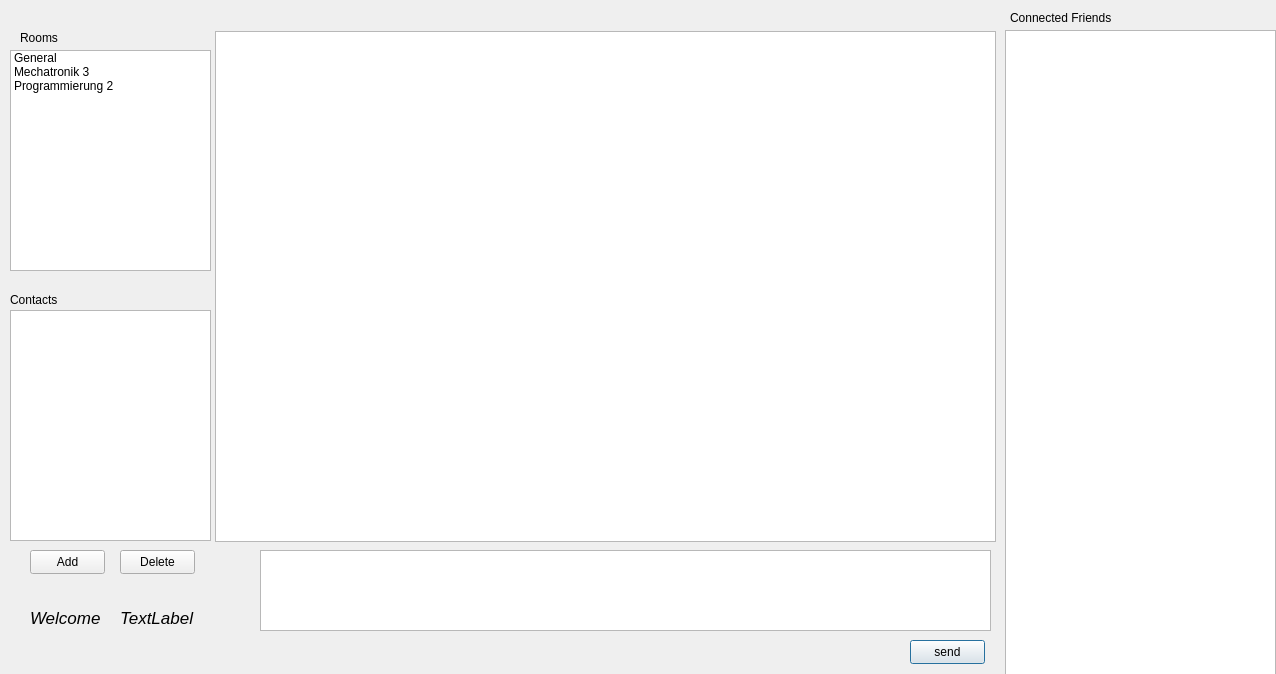
This is HTW-Connect/chat.ui in Zorghost/HTW-Connect as Qt 5 draws it before an edit. The edited form follows.
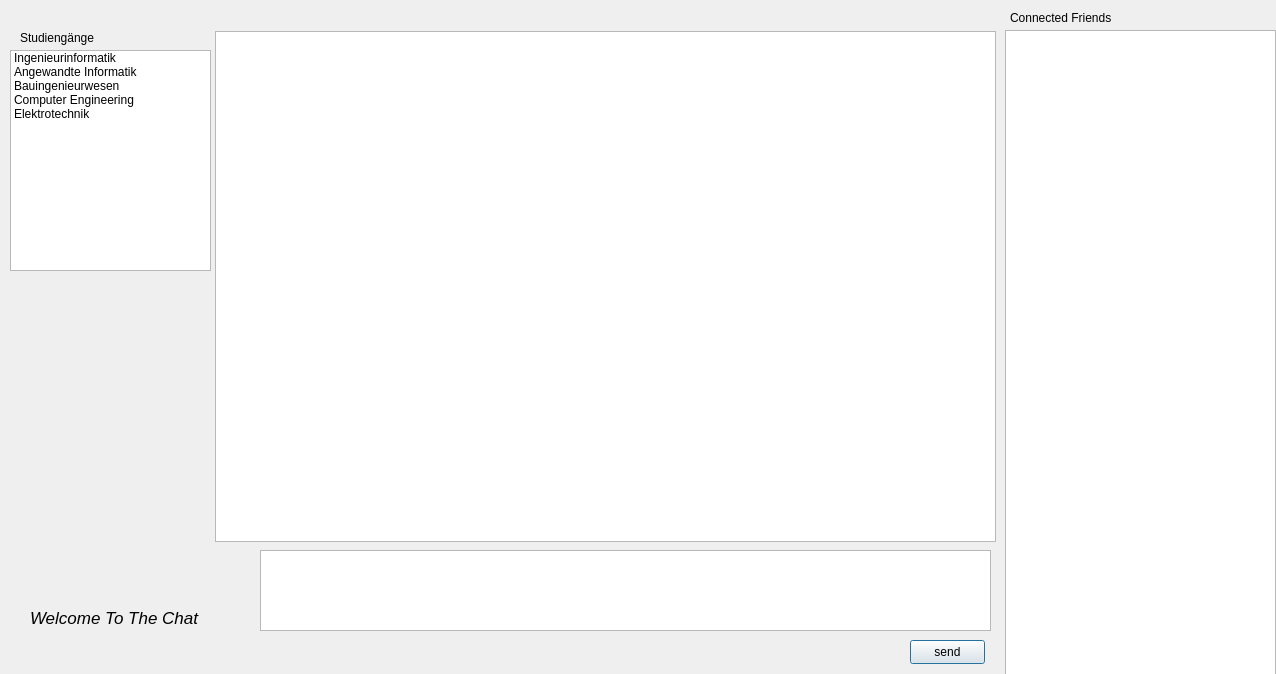
This is the edited form.

Diff of the .ui file:
```diff
--- a/HTW-Connect/chat.ui
+++ b/HTW-Connect/chat.ui
@@ -85,7 +85,7 @@
     </rect>
    </property>
    <property name="text">
-    <string>Rooms</string>
+    <string>Studiengänge</string>
    </property>
   </widget>
   <widget class="QListWidget" name="listWidget">
@@ -105,49 +105,36 @@
    </property>
    <item>
     <property name="text">
-     <string>General</string>
+     <string>Ingenieurinformatik</string>
     </property>
    </item>
    <item>
     <property name="text">
-     <string>Mechatronik 3</string>
+     <string>Angewandte Informatik</string>
     </property>
    </item>
    <item>
     <property name="text">
-     <string>Programmierung 2</string>
+     <string>Bauingenieurwesen</string>
     </property>
    </item>
-  </widget>
-  <widget class="QListView" name="listView_2">
-   <property name="geometry">
-    <rect>
-     <x>10</x>
-     <y>310</y>
-     <width>201</width>
-     <height>231</height>
-    </rect>
-   </property>
-  </widget>
-  <widget class="QLabel" name="label_3">
-   <property name="geometry">
-    <rect>
-     <x>10</x>
-     <y>290</y>
-     <width>201</width>
-     <height>20</height>
-    </rect>
-   </property>
-   <property name="text">
-    <string>Contacts</string>
-   </property>
+   <item>
+    <property name="text">
+     <string>Computer Engineering</string>
+    </property>
+   </item>
+   <item>
+    <property name="text">
+     <string>Elektrotechnik</string>
+    </property>
+   </item>
   </widget>
   <widget class="QLabel" name="label_4">
    <property name="geometry">
     <rect>
      <x>30</x>
      <y>610</y>
-     <width>71</width>
+     <width>171</width>
      <height>16</height>
     </rect>
    </property>
@@ -158,52 +145,7 @@
     </font>
    </property>
    <property name="text">
-    <string>Welcome </string>
-   </property>
-  </widget>
-  <widget class="QLabel" name="label_5">
-   <property name="geometry">
-    <rect>
-     <x>120</x>
-     <y>610</y>
-     <width>91</width>
-     <height>16</height>
-    </rect>
-   </property>
-   <property name="font">
-    <font>
-     <pointsize>13</pointsize>
-     <italic>true</italic>
-    </font>
-   </property>
-   <property name="text">
-    <string>TextLabel</string>
-   </property>
-  </widget>
-  <widget class="QPushButton" name="pushButton_2">
-   <property name="geometry">
-    <rect>
-     <x>30</x>
-     <y>550</y>
-     <width>75</width>
-     <height>24</height>
-    </rect>
-   </property>
-   <property name="text">
-    <string>Add</string>
-   </property>
-  </widget>
-  <widget class="QPushButton" name="pushButton_3">
-   <property name="geometry">
-    <rect>
-     <x>120</x>
-     <y>550</y>
-     <width>75</width>
-     <height>24</height>
-    </rect>
-   </property>
-   <property name="text">
-    <string>Delete</string>
+    <string>Welcome To The Chat</string>
    </property>
   </widget>
   <zorder>plainTextEdit</zorder>
```
Left out of the diff: 5 changed lines with no effect on the pictures.
